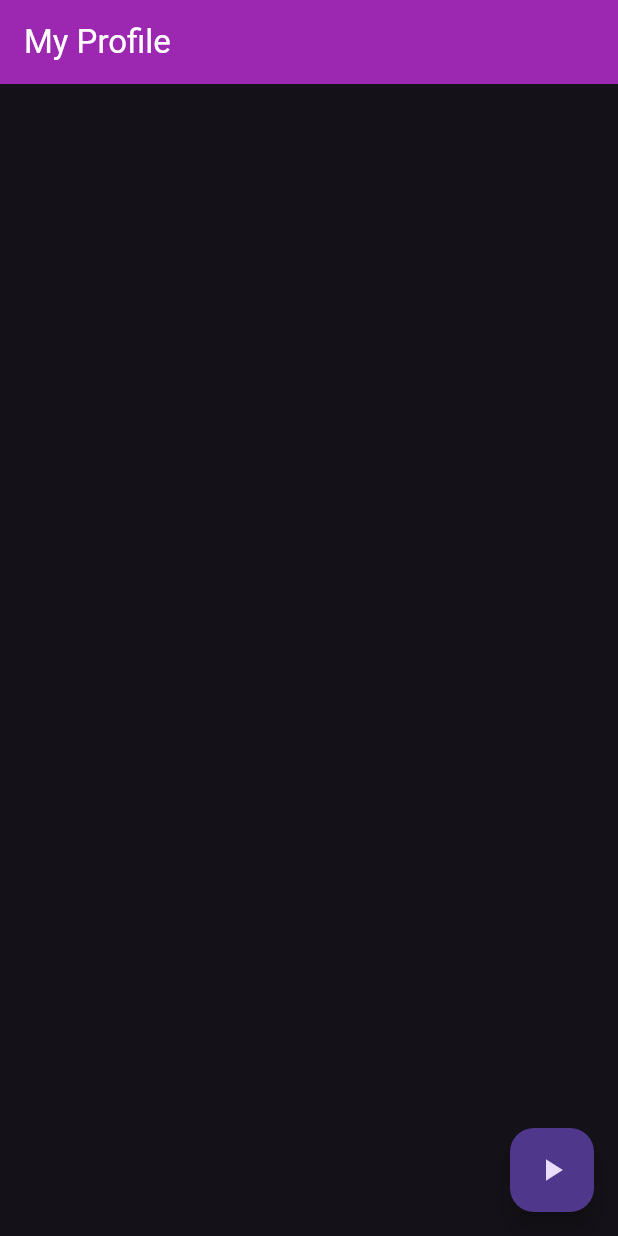
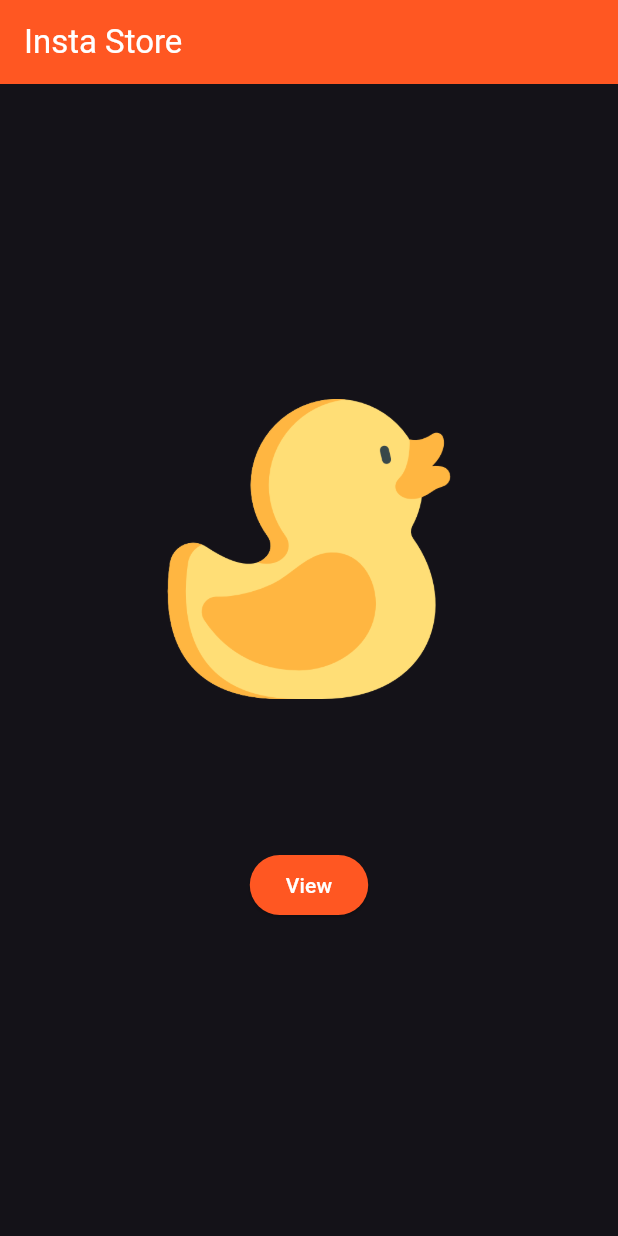
Before and after one commit to Dhannesh/app_animation, a Flutter app: the screen it shows after launch, on a phone screen of 412 x 824 dp. Run offline on Flutter 3.47's test engine with Material 3 defaults, Android fonts, the phone set to English and light mode, and no system bars.

```diff
--- a/lib/main.dart
+++ b/lib/main.dart
@@ -9,6 +9,8 @@ import 'package:app_animation/changing_circle.dart';
 import 'package:app_animation/multiple_animated_container.dart';
 import 'package:app_animation/my_animated_container2.dart';
 import 'package:app_animation/my_wallet.dart';
+import 'package:app_animation/product_details.dart';
+import 'package:app_animation/products.dart';
 import 'package:app_animation/profile_page_animator.dart';
 import 'package:flutter/material.dart';
 
@@ -25,7 +27,11 @@ class MyApp extends StatelessWidget {
       title: 'Flutter Animation',
       theme: ThemeData(
           brightness: Brightness.dark, primarySwatch: Colors.deepOrange),
-      home: ProfilePageAnimator()
+      routes: {
+        '/':(context)=>const ProductsView(),
+        '/product_details':(context)=> const ProductDetails(),
+      },
     );
+
   }
 }
--- /dev/null
+++ b/lib/products.dart
@@ -0,0 +1,39 @@
+import 'package:flutter/material.dart';
+
+class ProductsView extends StatelessWidget {
+  const ProductsView({super.key});
+
+  @override
+  Widget build(BuildContext context) {
+    return Scaffold(
+      appBar: AppBar(
+        title: Text('Insta Store'),
+        backgroundColor: Colors.deepOrange,
+        foregroundColor: Colors.white,
+      ),
+      body: Center(
+        child: Column(
+          mainAxisAlignment: MainAxisAlignment.center,
+          children: [
+            Hero(
+              tag: 'toy',
+              child: SizedBox(
+                height: 200,
+                width: 200,
+                child: Image.asset("images/ducky.png"),
+              ),
+            ),
+            SizedBox(
+              height: 100,
+            ),
+            ElevatedButton(
+              style: ElevatedButton.styleFrom(backgroundColor: Colors.deepOrange,foregroundColor: Colors.white),
+                onPressed: (){
+              Navigator.pushNamed(context, '/product_details');
+            }, child: Text("View"))
+          ]
+        ),
+      ),
+    );
+  }
+}
--- a/lib/profile_page.dart
+++ b/lib/profile_page.dart
@@ -57,7 +57,7 @@ Positioned circle(Size size, double animationValue) {
         decoration: BoxDecoration(
           borderRadius: BorderRadius.circular(100),
           image: DecorationImage(
-              image: AssetImage("images/dog.jpg"), fit: BoxFit.cover),
+              image: AssetImage("images/ducky.png"), fit: BoxFit.cover),
         ),
       ),
     ),
```
Also changed, not shown: lib/product_details.dart (added, +29 -0 lines), 1 other file.
